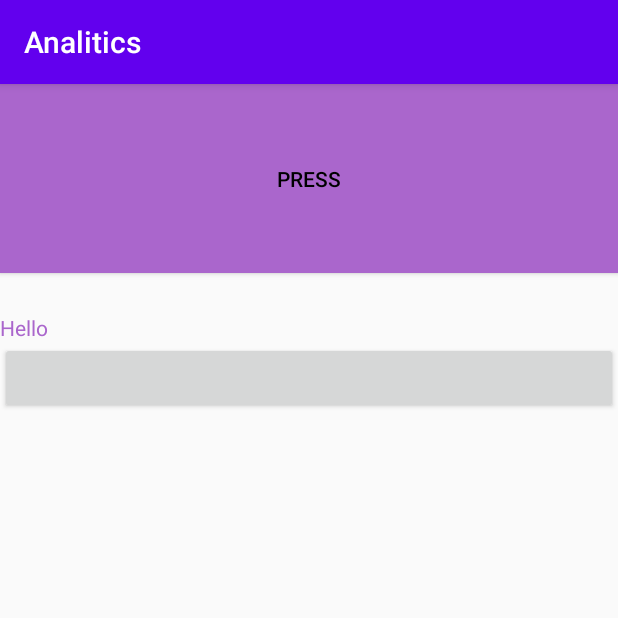
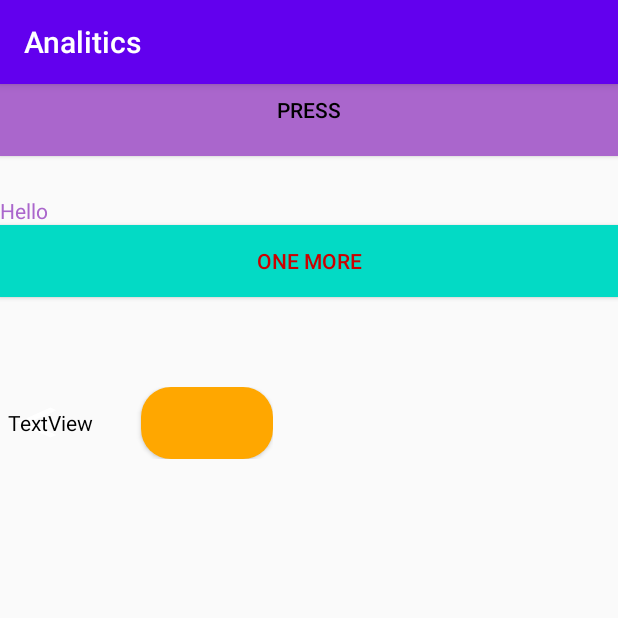
Before and after one commit to IgorChernov0/Analitic, an Android app: the screen it shows after launch (MainActivity), on a phone screen of 412 x 824 dp, the top half of it. Run offline under Robolectric (Android 15) with nearby library versions, the phone set to English and light mode, and no system bars.

Commit message:
first share

```diff
--- a/app/src/main/java/com/example/analitics/MainActivity.kt
+++ b/app/src/main/java/com/example/analitics/MainActivity.kt
@@ -16,7 +16,7 @@ class MainActivity : AppCompatActivity() {
 
         val button = findViewById<Button>(R.id.press_button)
 
-        press_button.setOnClickListener {
+        press_f.setOnClickListener {
             enter.text = "count: ${++counter}"
 
         }
--- /dev/null
+++ b/app/src/main/res/drawable/roundshapebtn.xml
@@ -0,0 +1,9 @@
+<?xml version="1.0" encoding="utf-8"?>
+<shape xmlns:android="http://schemas.android.com/apk/res/android" android:shape="rectangle" android:padding="10dp">
+    <solid android:color="#FFA700"/> <!-- this one is ths color of the Rounded Button -->
+    <corners
+        android:bottomRightRadius="20dp"
+        android:bottomLeftRadius="20dp"
+        android:topLeftRadius="20dp"
+        android:topRightRadius="20dp"/>
+</shape>
--- a/app/src/main/res/layout/activity_main.xml
+++ b/app/src/main/res/layout/activity_main.xml
@@ -20,9 +20,9 @@
                 android:id="@+id/press_button"
                 android:textColor="@android:color/black"
                 android:text="Press"
-                android:padding="80px"
                 android:background="@android:color/holo_purple"
-                android:paddingBottom="20px">
+                android:paddingBottom="20px"
+                style="?selectableItemBackground">
             </Button>
             <TextView
                 android:layout_width="wrap_content"
@@ -36,9 +36,39 @@
             <Button
                 android:layout_width="match_parent"
                 android:layout_height="wrap_content"
-                android:id="@+id/press_f">
+                android:id="@+id/press_f"
+                android:textColor="@android:color/holo_red_dark"
+                android:text="one more"
+                android:background="@color/colorAccent">
+            </Button>
 
-            </Button>
+            <TableLayout
+                android:id="@+id/tabla_cuerpo"
+                android:layout_width="wrap_content"
+                android:layout_height="wrap_content">
+            <TableRow
+                android:id="@+id/tableRow1"
+                android:layout_width="match_parent"
+                android:layout_height="wrap_content"
+                android:layout_marginTop="90px">
+                <TextView
+                    android:id="@+id/id_cad_details_dialog_key"
+                    android:layout_width="wrap_content"
+                    android:layout_height="wrap_content"
+                    android:background="@drawable/abc_vector_test"
+                    android:padding="5dp"
+                    android:textColor="#000"
+                    android:text="TextView">
+                </TextView>
+                <Button
+                    android:layout_width="wrap_content"
+                    android:layout_height="wrap_content"
+                    android:layout_marginLeft="40px"
+                    android:background="@drawable/roundshapebtn">
+
+                </Button>
+            </TableRow>
+            </TableLayout>
         </LinearLayout>
     </ScrollView>
 
```
